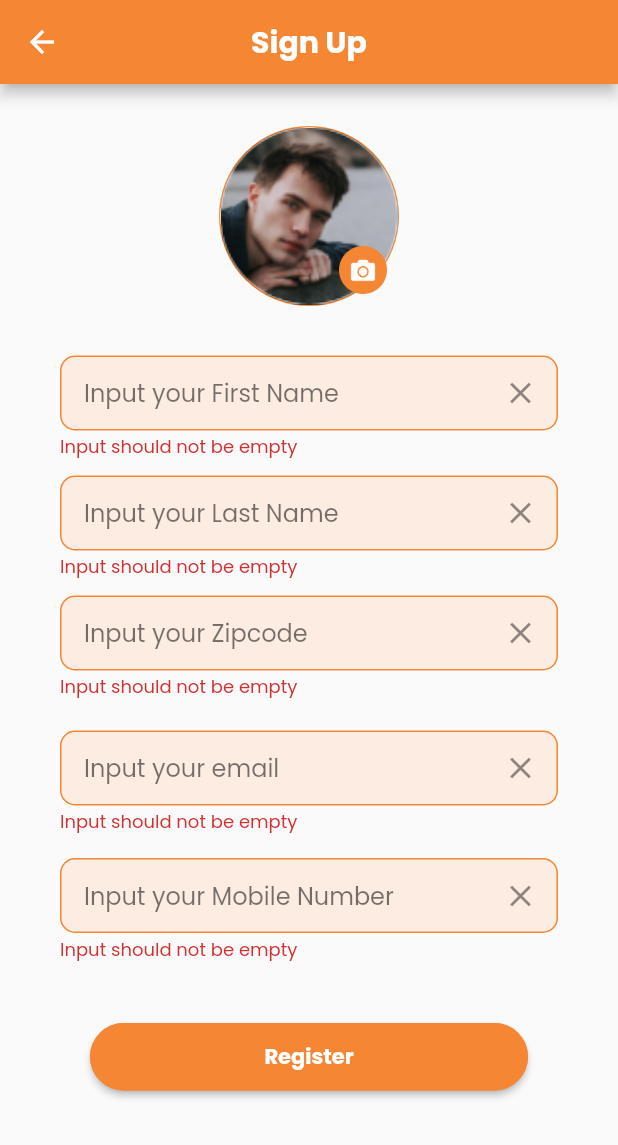
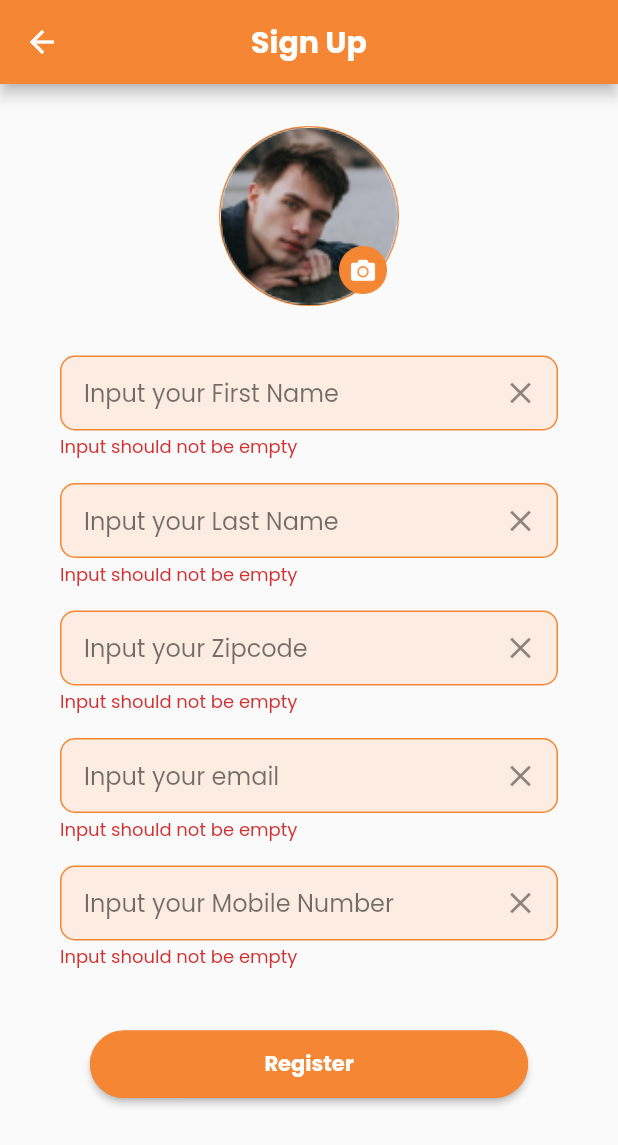
Before and after one commit to NamKadam/orderly, a Flutter app: the SignUp screen opened by its route, after a tap on "Register", on a phone screen of 412 x 824 dp. Shown: the top 1145 px of the screen. Run offline on Flutter 3.47's test engine with Material 2 defaults, Android fonts, the phone set to English and light mode, and no system bars; our stand-ins replace bloc, cached_network_image, device_info, dio, expandable, firebase_auth and 13 more; missing offline and left inert: country_list_pick, flutter_facebook_login, future_progress_dialog, get_version; accounts and stored records are empty; generated files the repository leaves out were written again; network calls fail; statements that could not run were skipped.

Commit message:
changes in progressdialog and signup screen

```diff
--- a/lib/Screens/user/OtpScreen.dart
+++ b/lib/Screens/user/OtpScreen.dart
@@ -236,7 +236,7 @@ class _OtpScreenState extends State<OtpScreen>{
       builder: (BuildContext context) {
         return AlertDialog(
           title: Text(
-            "Otp Verification",
+            "OTP Verification",
             style:TextStyle(
               fontFamily: 'Poppins',
               fontWeight: FontWeight.w400,
--- a/lib/Screens/user/signIn.dart
+++ b/lib/Screens/user/signIn.dart
@@ -14,6 +14,7 @@ import 'package:orderly/Configs/image.dart';
 import 'package:orderly/Configs/theme.dart';
 import 'package:orderly/Models/signup_navigateFields.dart';
 import 'package:orderly/Screens/mainNavigation.dart';
+import 'package:orderly/Screens/user/signup.dart';
 import 'package:orderly/Screens/user/verify_phone.dart';
 import 'package:orderly/Utils/application.dart';
 import 'package:orderly/Utils/fcmNotify.dart';
@@ -21,7 +22,6 @@ import 'package:orderly/Utils/preferences.dart';
 import 'package:orderly/Utils/progressDialog.dart';
 import 'package:orderly/Utils/util_preferences.dart';
 import 'package:shared_preferences/shared_preferences.dart';
-import 'signup.dart';
 import 'package:orderly/Utils/authentication.dart';
 import 'package:orderly/Utils/routes.dart';
 import 'package:orderly/Utils/translate.dart';
@@ -646,11 +646,11 @@ class _LoginWithFBState extends State<LoginWithFB>{
                     //   ),
                     // );
                     // await PsProgressDialog.showProgressWithoutMsg(context);
-                    Navigator.of(context).pushReplacement(
-                      MaterialPageRoute(
-                          builder: (context) => SignUp()
-                      ),
-                    );
+                    // Navigator.of(context).pushReplacement(
+                    //   MaterialPageRoute(
+                    //       builder: (context) => SignUp()
+                    //   ),
+                    // );
                     // print(user);
                   }
 
--- a/lib/Screens/user/signup.dart
+++ b/lib/Screens/user/signup.dart
@@ -63,7 +63,8 @@ class _SignUpState extends State<SignUp>{
   UserRegBloc _userRegBloc;
   String _validFirstName="",_validLastName="",_validEmail="",_validMobile="",_validZip="";
   var address;
-  bool flagEnabled;
+  bool flagEmailEnabled;
+  bool flagPhoneEnabled;
 
   @override
   void initState() {
@@ -73,31 +74,38 @@ class _SignUpState extends State<SignUp>{
   }
 
   void getUserData(){
-    if(widget.user.displayName!=null)
-      {
-        var fullname = widget.user.displayName.toString().split(" ");
-        var firstName=fullname[0];
-        var lastName=fullname[1];
+    _validFirstName=null;
+    _validLastName=null;
+    _validZip=null;
+    _validEmail=null;
+    _validMobile=null;
+    if(widget.user.displayName!=null) {
+      var fullname = widget.user.displayName.toString().split(" ");
+      var firstName = fullname[0];
+      var lastName = fullname[1];
 
-        _textFirstNameController.text=firstName.toString();
-        _textLastNameController.text=lastName.toString();
-
-      }else{
+      _textFirstNameController.text = firstName.toString();
+      _textLastNameController.text = lastName.toString();
+    }
+        else{
       _textFirstNameController.text="";
       _textLastNameController.text="";
 
     }
 
+    print(widget.user.email);
+
     if(widget.user.email==null){
-      flagEnabled=true;
+      flagEmailEnabled=true;
     }else{
-      flagEnabled=false;
+      flagEmailEnabled=false;
       _textEmailController.text=widget.user.email.toString();
+
     }
     if(widget.phone==null){
-      flagEnabled=true;
+      flagPhoneEnabled=true;
     }else{
-      flagEnabled=false;
+      flagPhoneEnabled=false;
       _textMobileController.text=widget.phone.toString();
 
     }
@@ -516,7 +524,7 @@ class _SignUpState extends State<SignUp>{
               )),
 
               //lastName
-             Container(margin: EdgeInsets.only(top:10.0,left:20.0,right:20.0),
+             Container(margin: EdgeInsets.only(top:15.0,left:20.0,right:20.0),
               child:AppTextInput(
                 enabled: true,
                 hintText: Translate.of(context).translate('input_last_name'),
@@ -542,7 +550,7 @@ class _SignUpState extends State<SignUp>{
               )),
 
               //zip
-              Container(margin: EdgeInsets.only(top:10.0,left:20.0,right:20.0,bottom:10.0),
+              Container(margin: EdgeInsets.only(top:15.0,left:20.0,right:20.0),
               child:
               AppTextInput(
                 enabled: true,
@@ -552,10 +560,10 @@ class _SignUpState extends State<SignUp>{
                 controller: _textZipController,
                 focusNode: _focusZip,
                 maxLength: 5,
-                // keyboardType: TextInputType.number,
-                // inputFormatters: <TextInputFormatter>[
-                //   FilteringTextInputFormatter.digitsOnly
-                // ],
+                keyboardType: TextInputType.number,
+                inputFormatters: <TextInputFormatter>[
+                  FilteringTextInputFormatter.digitsOnly
+                ],
                 textInputAction: TextInputAction.next,
                 onChanged: (text) {
                   if(text.length>=5){
@@ -592,7 +600,7 @@ class _SignUpState extends State<SignUp>{
               if(postResultList.length>0)
 
               Padding(
-                  padding:EdgeInsets.only(left:20.0,right: 20.0,bottom:10.0),
+                  padding:EdgeInsets.only(top:10,left:20.0,right: 20.0,),
                   child:
 
                   Container(
@@ -607,7 +615,9 @@ class _SignUpState extends State<SignUp>{
                       alignment: Alignment.centerLeft,
                       child:
                     Text(
+
                       '   ${postResultList[0].postalCode}, ${postResultList[0].state},${postResultList[0].country}, ${postResultList[0].postalLocation}',
+
                       maxLines: 1,
                       overflow: TextOverflow.ellipsis,),
                   ))),
@@ -626,22 +636,24 @@ class _SignUpState extends State<SignUp>{
           //     )
           // ),
 
-
-    //email
-              Container(margin: EdgeInsets.only(top:10.0,left:20.0,right:20.0),
+              //email
+              Container(margin: EdgeInsets.only(top:15.0,left:20.0,right:20.0),
                   child:
                   AppTextInput(
-                    enabled: flagEnabled,
+                    enabled: flagEmailEnabled,
                     hintText: Translate.of(context).translate('input_email'),
                     errorText: Translate.of(context).translate(_validEmail),
                     icon: Icon(Icons.clear),
+                    keyboardType: TextInputType.emailAddress,
                     controller: _textEmailController,
                     focusNode: _focusEmail,
+
                     textInputAction: TextInputAction.next,
                     onChanged: (text) {
                       setState(() {
                         _validEmail = UtilValidator.validate(
                           data: _textEmailController.text,
+                          type: ValidateType.email
                         );
                       });
                     },
@@ -658,7 +670,7 @@ class _SignUpState extends State<SignUp>{
               Container(margin: EdgeInsets.only(top:15.0,left:20.0,right:20.0),
                   child:
                   AppTextInput(
-                    enabled: flagEnabled,
+                    enabled: flagPhoneEnabled,
                     hintText: Translate.of(context).translate('input_mobile'),
                     errorText: Translate.of(context).translate(_validMobile),
                     icon: Icon(Icons.clear),
--- a/lib/Utils/progressDialog.dart
+++ b/lib/Utils/progressDialog.dart
@@ -11,8 +11,8 @@ class PsProgressDialog {
 
   static Future getFuture() {
     return Future(() async {
-      await Future.delayed(Duration(seconds: 15));
-      return 'Loading..., Please Wait';
+      await Future.delayed(Duration(seconds: 5));
+      return 'Please Wait...';
     });
   }
 
@@ -20,7 +20,7 @@ class PsProgressDialog {
     var result = await showDialog(
         context: context,
         builder: (context) => FutureProgressDialog(getFuture()));
-    showResultDialog(context, result);
+    // showResultDialog(context, result);
   }
 
 
```
Also changed, not shown: 1 other file.
